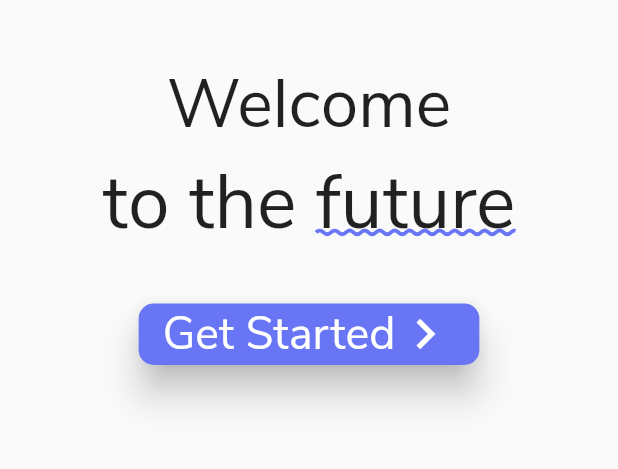
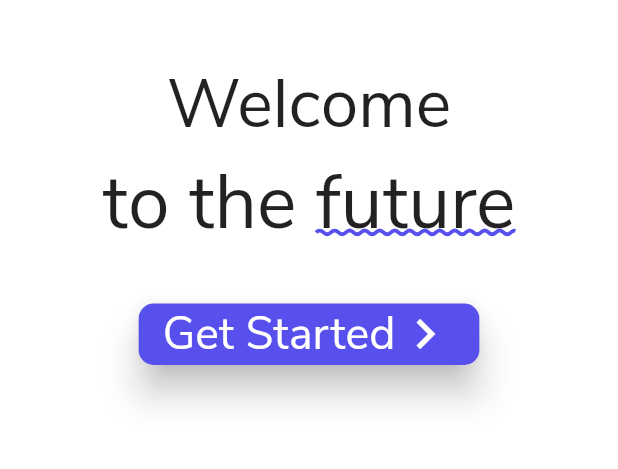
Before and after one commit to gleich/auralite-mobile, a Flutter app: the screen it shows after launch, on a phone screen of 412 x 824 dp, the part 583-1052 px from its top. Run offline on Flutter 3.47's test engine with Material 2 defaults, Android fonts, the phone set to English and light mode, and no system bars; our stand-ins replace flutter_staggered_animations.

```diff
--- a/lib/main.dart
+++ b/lib/main.dart
@@ -1,4 +1,5 @@
 // 🐦 Flutter imports:
+import 'package:auralite/routes/setup/login/login.dart';
 import 'package:flutter/material.dart';
 
 // 🌎 Project imports:
@@ -19,6 +20,7 @@ class _Auralite extends StatelessWidget {
       // themeMode: ThemeMode.light,
       routes: {
         SetupWelcomeRoute.routeName: (BuildContext ctx) => SetupWelcomeRoute(),
+        SetupLoginRoute.routeName: (BuildContext ctx) => SetupLoginRoute(),
       },
     );
   }
--- a/lib/themes.dart
+++ b/lib/themes.dart
@@ -3,7 +3,7 @@ import 'package:flutter/material.dart';
 
 class Themes {
   // Shared constant values
-  static const _primaryColor = Color.fromRGBO(104, 117, 245, 1);
+  static const _primaryColor = Color.fromRGBO(88, 80, 237, 1);
   static const _fontFamily = 'Nunito Sans';
 
   // Shared dynamic values
@@ -15,19 +15,39 @@ class Themes {
       borderRadius: BorderRadius.circular(10),
     ),
   );
+  AppBarTheme _appBarTheme(Color scaffoldBackgroundColor) => AppBarTheme(
+        color: scaffoldBackgroundColor,
+        elevation: 0,
+      );
+  TextTheme _textTheme(Color textColor) => TextTheme(
+        headline4: TextStyle(
+          color: textColor,
+        ),
+      );
+
+  // Shared dark mode values:
+  static const _darkScaffoldBackgroundColor = Color.fromRGBO(24, 26, 27, 1);
+
+  // Shared light mode values:
+  static const _lightScaffoldBackgroundColor = Colors.white;
 
   ThemeData get darkTheme => ThemeData(
         brightness: Brightness.dark,
         primaryColor: _primaryColor,
-        scaffoldBackgroundColor: Color.fromRGBO(24, 26, 27, 1),
+        textTheme: _textTheme(Colors.white),
+        scaffoldBackgroundColor: _darkScaffoldBackgroundColor,
         fontFamily: _fontFamily,
         buttonTheme: _buttonTheme,
+        appBarTheme: _appBarTheme(_darkScaffoldBackgroundColor),
       );
 
   ThemeData get lightTheme => ThemeData(
         brightness: Brightness.light,
         primaryColor: _primaryColor,
+        textTheme: _textTheme(Colors.black),
+        scaffoldBackgroundColor: _lightScaffoldBackgroundColor,
         fontFamily: _fontFamily,
         buttonTheme: _buttonTheme,
+        appBarTheme: _appBarTheme(_lightScaffoldBackgroundColor),
       );
 }
--- a/pubspec.yaml
+++ b/pubspec.yaml
@@ -7,6 +7,7 @@ dependencies:
   flutter:
     sdk: flutter
   flutter_staggered_animations: ^0.1.2
+  material_design_icons_flutter: ^4.0.5345
 dev_dependencies:
   import_sorter: '^3.1.0'
   local_google_fonts: '^1.0.8'
```
Also changed, not shown: lib/routes/setup/login/login.dart (added, +59 -0 lines), lib/routes/setup/welcome/welcome.dart (+9 -1 lines), lib/widgets/app_bar.dart (added, +30 -0 lines), pubspec.lock, 8 other files.
